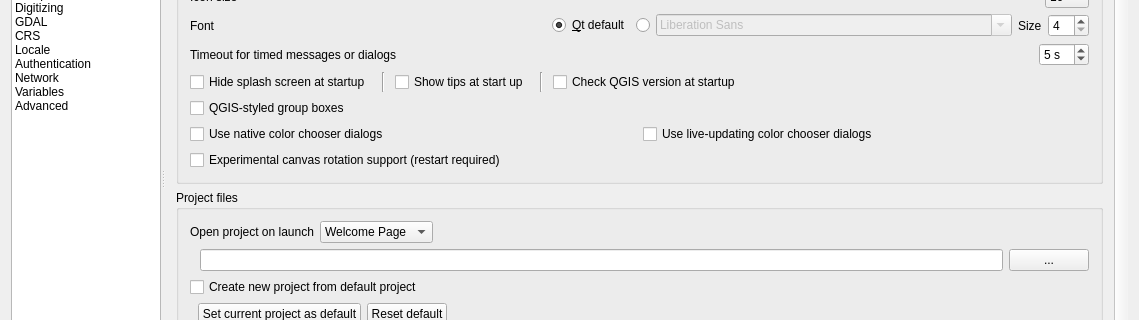
First picture: the form in src/ui/qgsoptionsbase.ui, repository qgis/QGIS, before the edit; both pictures show x 0 to 1139 and y 123 to 443 of the 1139 by 629 pixel window.
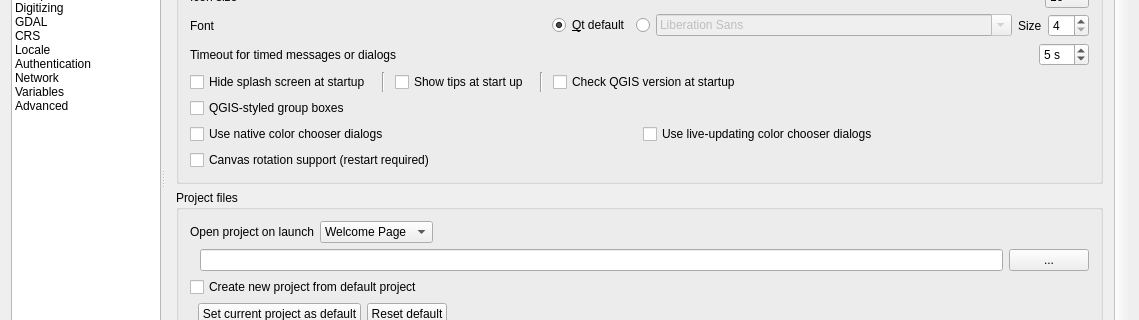
Second picture: the form after the edit. The open tabs and pages were chosen to show the change. Icons and pictures are not drawn. Custom widgets are drawn as their Qt base class.

```diff
--- a/src/ui/qgsoptionsbase.ui
+++ b/src/ui/qgsoptionsbase.ui
@@ -686,7 +686,7 @@
                     <item>
                      <widget class="QCheckBox" name="cbxCanvasRotation">
                       <property name="text">
-                       <string>Experimental canvas rotation support (restart required)</string>
+                       <string>Canvas rotation support (restart required)</string>
                       </property>
                      </widget>
                     </item>
```
